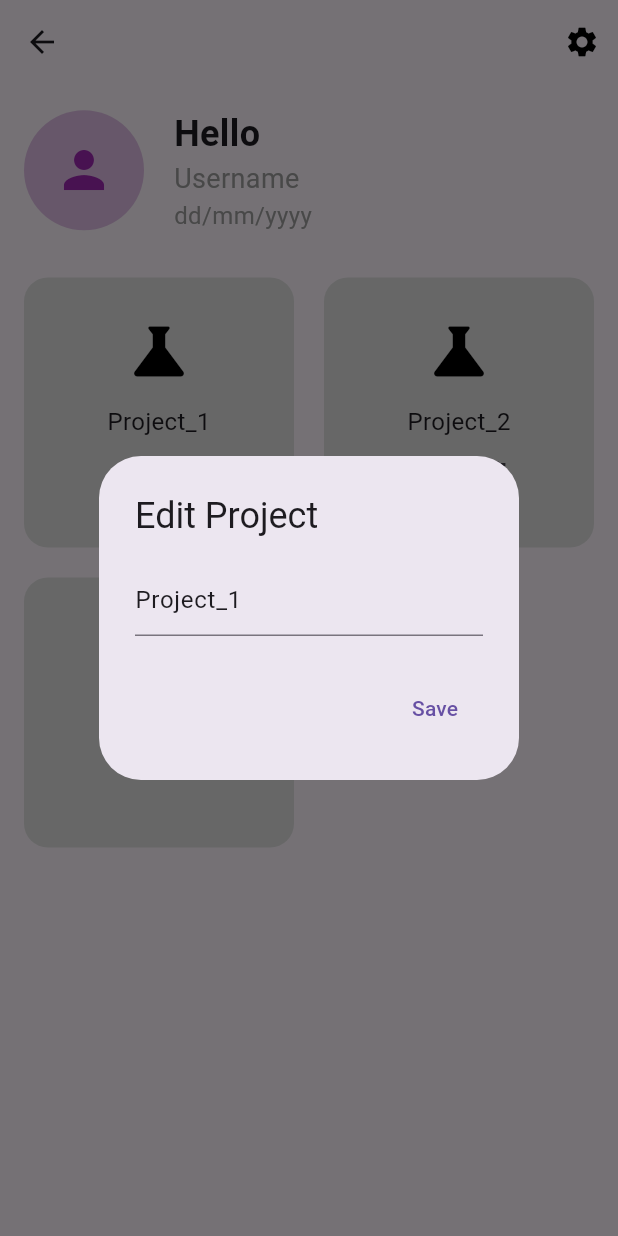
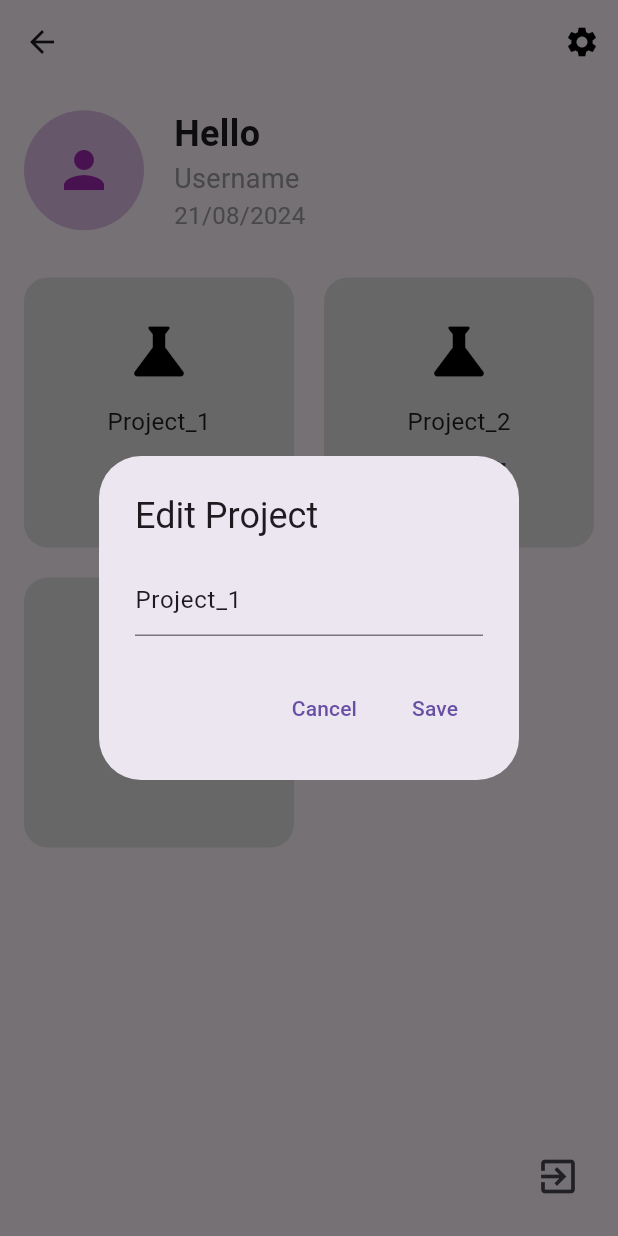
Before and after one commit to apiwit2004/bankshi, a Flutter app: the Frame2 screen opened by its route, after a tap on the "edit" icon, on a phone screen of 412 x 824 dp. Run offline on Flutter 3.47's test engine with Material 3 defaults, Android fonts, the light colour scheme and no system bars.

Commit message:
jimmy commit

```diff
--- a/lib/pages/frame_2.dart
+++ b/lib/pages/frame_2.dart
@@ -1,4 +1,5 @@
 import 'package:flutter/material.dart';
+import 'package:intl/intl.dart'; // Import intl package
 
 class Frame2 extends StatefulWidget {
   @override
@@ -6,49 +7,45 @@ class Frame2 extends StatefulWidget {
 }
 
 class _Frame2State extends State<Frame2> {
-  List<String> projects = ['Project_1', 'Project_2']; // รายการโปรเจกต์เริ่มต้น
-  TextEditingController projectController =
-      TextEditingController(); // สำหรับเพิ่ม/แก้ไขโปรเจกต์
+  List<String> projects = ['Project_1', 'Project_2'];
 
-  void _addProject(String projectName) {
+  // ดึงวันที่ปัจจุบันจากเครื่องในรูปแบบ dd/MM/yyyy
+  String currentDate = DateFormat('dd/MM/yyyy').format(DateTime.now());
+
+  void _addProject() {
     setState(() {
-      projects.add(projectName);
-    });
-    Navigator.of(context).pop();
-  }
-
-  void _editProject(int index, String newName) {
-    setState(() {
-      projects[index] = newName;
-    });
-    Navigator.of(context).pop();
-  }
-
-  void _deleteProject(int index) {
-    setState(() {
-      projects.removeAt(index);
+      projects.add('New Project');
     });
   }
 
-  void _showAddProjectDialog() {
-    projectController.clear();
+  void _editProject(int index) {
+    // ตัวอย่างโค้ดสำหรับการแก้ไขชื่อโปรเจ็กต์
     showDialog(
       context: context,
       builder: (context) {
+        TextEditingController controller =
+            TextEditingController(text: projects[index]);
         return AlertDialog(
-          title: Text('Add Project'),
+          title: Text('Edit Project'),
           content: TextField(
-            controller: projectController,
-            decoration: InputDecoration(hintText: 'Enter project name'),
+            controller: controller,
+            decoration: InputDecoration(hintText: "Project Name"),
           ),
           actions: [
             TextButton(
+              child: Text('Cancel'),
               onPressed: () {
-                if (projectController.text.isNotEmpty) {
-                  _addProject(projectController.text);
-                }
+                Navigator.of(context).pop();
               },
-              child: Text('Add'),
+            ),
+            TextButton(
+              child: Text('Save'),
+              onPressed: () {
+                setState(() {
+                  projects[index] = controller.text;
+                });
+                Navigator.of(context).pop();
+              },
             ),
           ],
         );
@@ -56,30 +53,10 @@ class _Frame2State extends State<Frame2> {
     );
   }
 
-  void _showEditProjectDialog(int index) {
-    projectController.text = projects[index];
-    showDialog(
-      context: context,
-      builder: (context) {
-        return AlertDialog(
-          title: Text('Edit Project'),
-          content: TextField(
-            controller: projectController,
-            decoration: InputDecoration(hintText: 'Edit project name'),
-          ),
-          actions: [
-            TextButton(
-              onPressed: () {
-                if (projectController.text.isNotEmpty) {
-                  _editProject(index, projectController.text);
-                }
-              },
-              child: Text('Save'),
-            ),
-          ],
-        );
-      },
-    );
+  void _deleteProject(int index) {
+    setState(() {
+      projects.removeAt(index);
+    });
   }
 
   @override
@@ -128,7 +105,7 @@ class _Frame2State extends State<Frame2> {
                       style: TextStyle(fontSize: 18, color: Colors.grey),
                     ),
                     Text(
-                      'dd/mm/yyyy',
+                      currentDate, // แสดงวันที่ในรูปแบบ dd/MM/yyyy
                       style: TextStyle(fontSize: 16, color: Colors.grey),
                     ),
                   ],
@@ -137,18 +114,110 @@ class _Frame2State extends State<Frame2> {
             ),
             SizedBox(height: 30),
             Expanded(
-              child: GridView.builder(
-                gridDelegate: SliverGridDelegateWithFixedCrossAxisCount(
+              child: GridView.count(
                 crossAxisCount: 2,
                 crossAxisSpacing: 20,
                 mainAxisSpacing: 20,
+                children: [
+                  ...projects.asMap().entries.map((entry) {
+                    int index = entry.key;
+                    String projectName = entry.value;
+                    return ProjectTile(
+                      icon: Icons.science,
+                      label: projectName,
+                      onEdit: () => _editProject(index),
+                      onDelete: () => _deleteProject(index),
+                      onTap: () {
+                        Navigator.pushNamed(
+                          context,
+                          '/frame_3',
+                          arguments: projectName,
+                        );
+                      },
+                    );
+                  }).toList(),
+                  AddProjectTile(onTap: _addProject),
+                ],
               ),
-                itemCount: projects.length + 1, // +1 เพื่อรวมปุ่มเพิ่มโปรเจกต์
-                itemBuilder: (context, index) {
-                  if (index == projects.length) {
-                    // แสดงปุ่มเพิ่มโปรเจกต์
+            ),
+            Align(
+              alignment: Alignment.bottomRight,
+              child: IconButton(
+                icon: Icon(Icons.exit_to_app, size: 30),
+                onPressed: () {
+                  Navigator.pop(context); // ออกจากระบบ
+                },
+              ),
+            ),
+          ],
+        ),
+      ),
+    );
+  }
+}
+
+class ProjectTile extends StatelessWidget {
+  final IconData icon;
+  final String label;
+  final VoidCallback onTap;
+  final VoidCallback onEdit;
+  final VoidCallback onDelete;
+
+  ProjectTile({
+    required this.icon,
+    required this.label,
+    required this.onTap,
+    required this.onEdit,
+    required this.onDelete,
+  });
+
+  @override
+  Widget build(BuildContext context) {
     return GestureDetector(
-                      onTap: _showAddProjectDialog,
+      onTap: onTap,
+      child: Container(
+        decoration: BoxDecoration(
+          color: Colors.grey[300],
+          borderRadius: BorderRadius.circular(16),
+        ),
+        child: Column(
+          mainAxisAlignment: MainAxisAlignment.center,
+          children: [
+            Icon(icon, size: 50, color: Colors.black),
+            SizedBox(height: 10),
+            Text(
+              label,
+              style: TextStyle(fontSize: 16),
+            ),
+            Row(
+              mainAxisAlignment: MainAxisAlignment.center,
+              children: [
+                IconButton(
+                  icon: Icon(Icons.edit),
+                  onPressed: onEdit,
+                ),
+                IconButton(
+                  icon: Icon(Icons.delete),
+                  onPressed: onDelete,
+                ),
+              ],
+            ),
+          ],
+        ),
+      ),
+    );
+  }
+}
+
+class AddProjectTile extends StatelessWidget {
+  final VoidCallback onTap;
+
+  AddProjectTile({required this.onTap});
+
+  @override
+  Widget build(BuildContext context) {
+    return GestureDetector(
+      onTap: onTap,
       child: Container(
         decoration: BoxDecoration(
           color: Colors.grey[300],
@@ -160,49 +229,4 @@ class _Frame2State extends State<Frame2> {
       ),
     );
   }
-                  // แสดงโปรเจกต์
-                  return GestureDetector(
-                    onTap: () {
-                      Navigator.pushNamed(context, '/frame_3',
-                          arguments: projects[index]);
-                    },
-                    child: Container(
-                      decoration: BoxDecoration(
-                        color: Colors.grey[300],
-                        borderRadius: BorderRadius.circular(16),
-                      ),
-                      child: Column(
-                        mainAxisAlignment: MainAxisAlignment.center,
-                        children: [
-                          Icon(Icons.science, size: 50, color: Colors.black),
-                          SizedBox(height: 10),
-                          Text(
-                            projects[index],
-                            style: TextStyle(fontSize: 16),
-                          ),
-                          Row(
-                            mainAxisAlignment: MainAxisAlignment.center,
-                            children: [
-                              IconButton(
-                                icon: Icon(Icons.edit),
-                                onPressed: () => _showEditProjectDialog(index),
-                              ),
-                              IconButton(
-                                icon: Icon(Icons.delete),
-                                onPressed: () => _deleteProject(index),
-                              ),
-                            ],
-                          ),
-                        ],
-                      ),
-                    ),
-                  );
-                },
-              ),
-            ),
-          ],
-        ),
-      ),
-    );
 }
-}
--- a/lib/pages/frame_5.dart
+++ b/lib/pages/frame_5.dart
@@ -3,6 +3,7 @@ import 'package:flutter/material.dart';
 class Frame5 extends StatelessWidget {
   @override
   Widget build(BuildContext context) {
+    // ดึงข้อมูล arguments ที่ถูกส่งมาจาก frame_4.dart
     final Map<String, String> data =
         ModalRoute.of(context)?.settings.arguments as Map<String, String>;
 
@@ -16,7 +17,7 @@ class Frame5 extends StatelessWidget {
             Navigator.pop(context);
           },
         ),
-        title: Text('Save data', style: TextStyle(color: Colors.black)),
+        title: Text('Confirm Data', style: TextStyle(color: Colors.black)),
         actions: [
           IconButton(
             icon: Icon(Icons.person, color: Colors.black),
@@ -45,7 +46,8 @@ class Frame5 extends StatelessWidget {
                   data['projectName'] ?? 'Unknown Project',
                   style: TextStyle(fontSize: 24, fontWeight: FontWeight.bold),
                 ),
-                Text('${data['date']} ${data['time']}'),
+                Text(
+                    '${data['date']} ${data['time']}'), // แสดงวันที่และเวลาจาก frame_4
               ],
             ),
             SizedBox(height: 20),
--- a/pubspec.yaml
+++ b/pubspec.yaml
@@ -11,6 +11,7 @@ dependencies:
     sdk: flutter
   cupertino_icons: ^1.0.2
   url_launcher: ^6.0.20  # คุณเพิ่ม url_launcher เพื่อเปิดลิงก์
+  intl: ^0.17.0  # เพิ่ม intl สำหรับจัดการวันที่
 
 dev_dependencies:
   flutter_test:
```
Also changed, not shown: lib/pages/frame_3.dart (+28 -10 lines), lib/pages/frame_4.dart (+10 -4 lines), pubspec.lock. Lines whose indentation alone changed are shown as unchanged.
